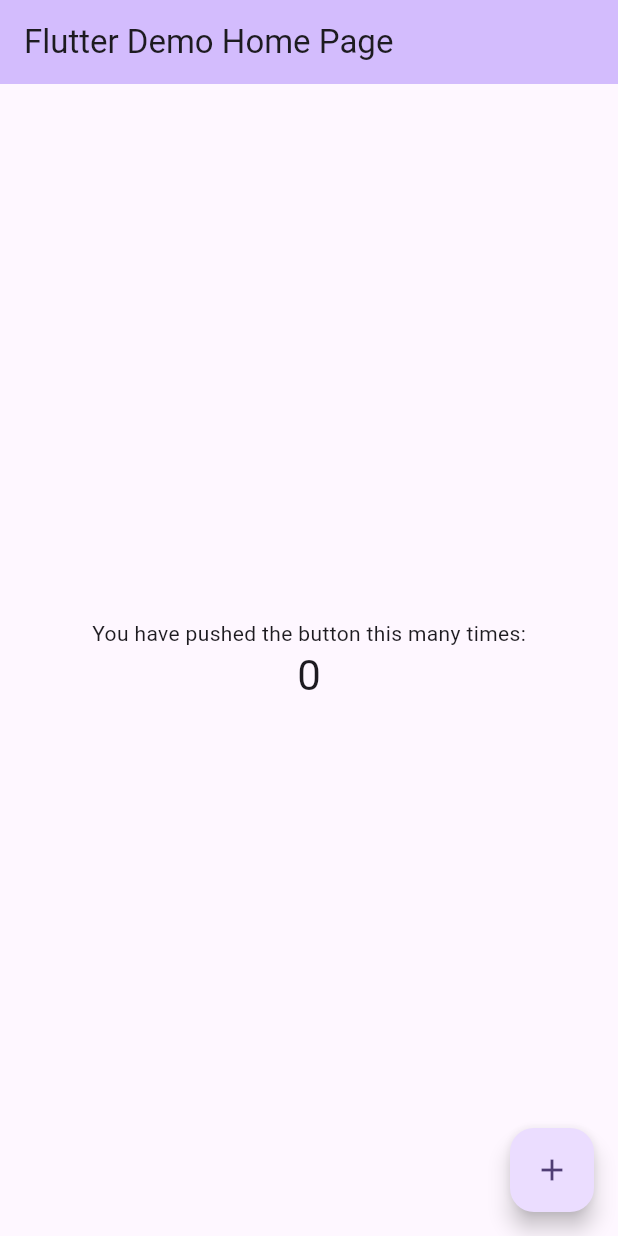
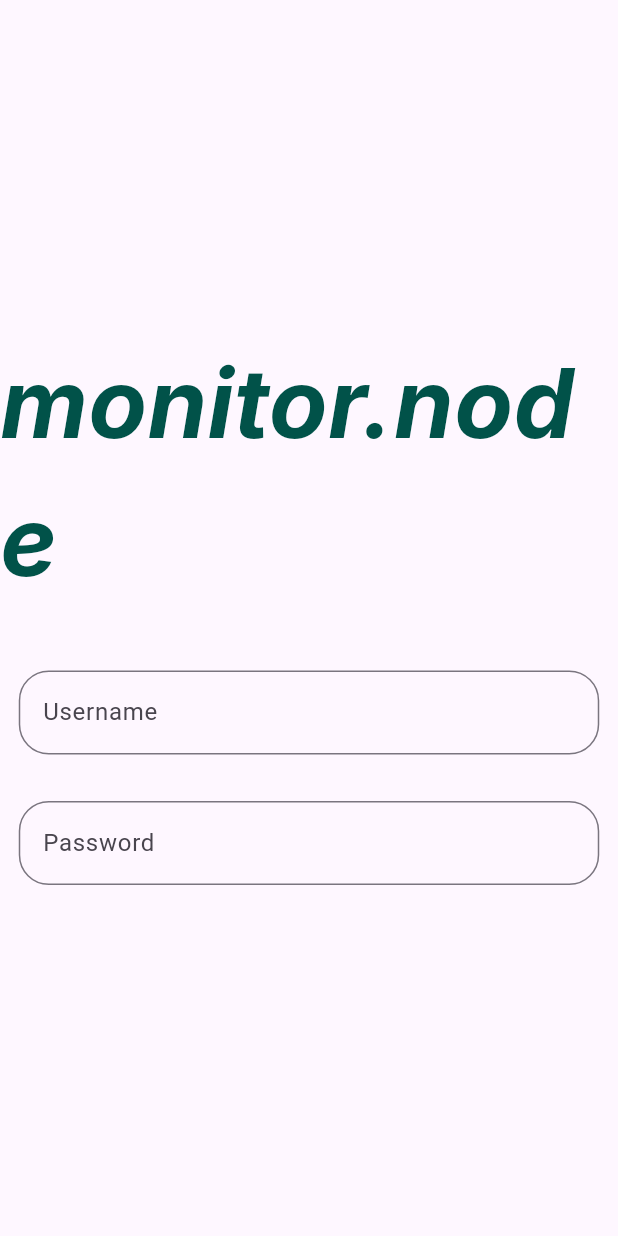
Before and after one commit to henilshahssh/resilient-distributed-computing-systems, a Flutter app: the screen it shows after launch, on a phone screen of 412 x 824 dp. Run offline on Flutter 3.47's test engine with Material 2 defaults, Android fonts, the phone set to English and light mode, and no system bars; Roboto replaces fonts that are missing (Inter).

Commit message:
Added the LogIn details

```diff
--- a/lib/main.dart
+++ b/lib/main.dart
@@ -1,4 +1,6 @@
 import 'package:flutter/material.dart';
+
+import 'screens/logIn.dart';
 
 void main() {
   runApp(const MyApp());
@@ -31,40 +33,10 @@ class MyHomePage extends StatefulWidget {
 }
 
 class _MyHomePageState extends State<MyHomePage> {
-  int _counter = 0;
 
-  void _incrementCounter() {
-    setState(() {
-      _counter++;
-    });
-  }
 
   @override
   Widget build(BuildContext context) {
-    return Scaffold(
-      appBar: AppBar(
-        backgroundColor: Theme.of(context).colorScheme.inversePrimary,
-        title: Text(widget.title),
-      ),
-      body: Center(
-        child: Column(
-          mainAxisAlignment: MainAxisAlignment.center,
-          children: <Widget>[
-            const Text(
-              'You have pushed the button this many times:',
-            ),
-            Text(
-              '$_counter',
-              style: Theme.of(context).textTheme.headlineMedium,
-            ),
-          ],
-        ),
-      ),
-      floatingActionButton: FloatingActionButton(
-        onPressed: _incrementCounter,
-        tooltip: 'Increment',
-        child: const Icon(Icons.add),
-      ), // This trailing comma makes auto-formatting nicer for build methods.
-    );
+    return const LoginIn();
   }
 }
--- a/lib/screens/logIn.dart
+++ b/lib/screens/logIn.dart
@@ -0,0 +1,59 @@
+import 'package:flutter/material.dart';
+
+class LoginIn extends StatefulWidget {
+  const LoginIn({super.key});
+
+  @override
+  State<LoginIn> createState() => _LoginInState();
+}
+
+class _LoginInState extends State<LoginIn> {
+  @override
+  Widget build(BuildContext context) {
+    return Scaffold(
+      body: Center(
+        child: Column(
+          mainAxisAlignment: MainAxisAlignment.center,
+          children: <Widget>[
+            const Text(
+              'monitor.node',
+              style: TextStyle(
+                fontSize: 64,
+                // Flutter uses logical pixels, not sp
+                fontFamily: 'Inter',
+                // Replace 'NotoSans' with your actual font family
+                fontWeight: FontWeight.bold,
+                fontStyle: FontStyle.italic,
+                color: Color(0xFF015249),
+              ),
+            ),
+            const SizedBox(height: 40),
+            Container(
+              width: 387,
+              height: 67,
+              child: TextFormField(
+                decoration: InputDecoration(
+                  border: OutlineInputBorder(
+                      borderRadius: BorderRadius.circular(20)),
+                  labelText: 'Username',
+                ),
+              ),
+            ),
+            const SizedBox(height: 20),
+            Container(
+              width: 387,
+              height: 67,
+              child: TextFormField(
+                decoration: InputDecoration(
+                  border: OutlineInputBorder(
+                      borderRadius: BorderRadius.circular(20)),
+                  labelText: 'Password',
+                ),
+              ),
+            )
+          ],
+        ),
+      ),
+    );
+  }
+}
--- a/lib/screens/settings.dart
+++ b/lib/screens/settings.dart
@@ -0,0 +1,18 @@
+import 'package:flutter/material.dart';
+
+class SettingPage extends StatefulWidget {
+  const SettingPage({super.key});
+
+  @override
+  State<SettingPage> createState() => _SettingPageState();
+}
+
+class _SettingPageState extends State<SettingPage> {
+  @override
+
+
+
+  Widget build(BuildContext context) {
+    return const Placeholder();
+  }
+}
```
